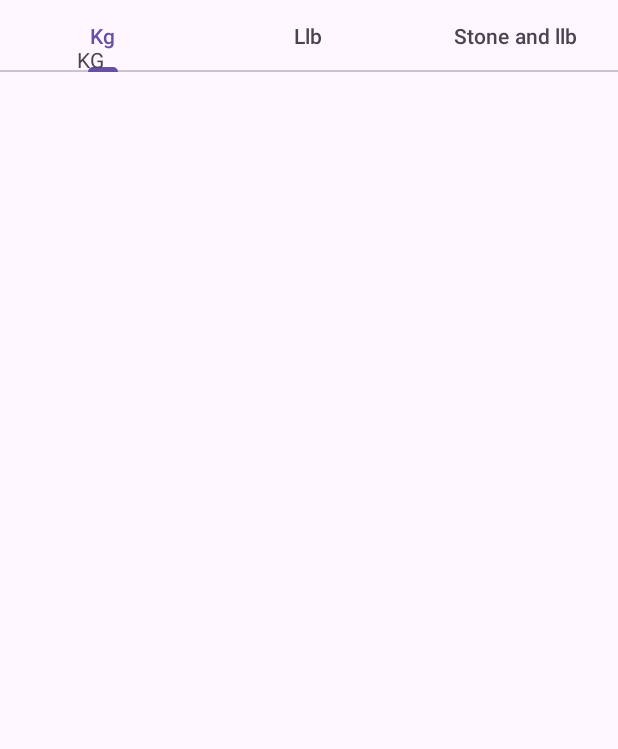
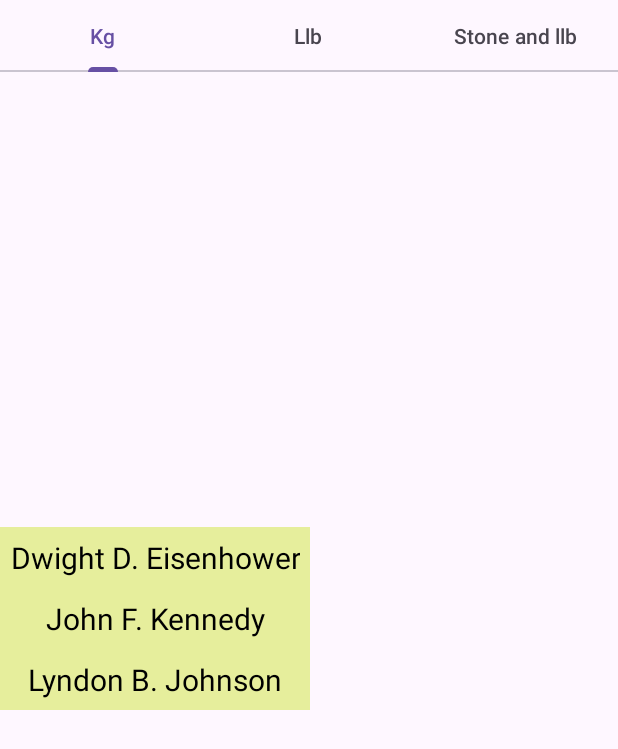
Before and after one commit to Sarah-L-Prentice/weight-loss-buddy, an Android app: the ScreenSliderPagerActivity screen opened directly, with no data from a screen before it, on a phone screen of 412 x 824 dp. Shown: the top 749 px of the screen. Run offline under Robolectric (Android 15) with nearby library versions, the phone set to English and light mode, and no system bars.

Commit message:
Create table on the fly

```diff
--- a/app/src/main/java/com/prenticeweb/weightlossbuddy/activity/ScreenSlidePagerAdapter.java
+++ b/app/src/main/java/com/prenticeweb/weightlossbuddy/activity/ScreenSlidePagerAdapter.java
@@ -3,8 +3,6 @@ package com.prenticeweb.weightlossbuddy.activity;
 import androidx.annotation.NonNull;
 import androidx.fragment.app.Fragment;
 import androidx.fragment.app.FragmentActivity;
-import androidx.fragment.app.FragmentManager;
-import androidx.lifecycle.Lifecycle;
 import androidx.viewpager2.adapter.FragmentStateAdapter;
 
 public class ScreenSlidePagerAdapter extends FragmentStateAdapter {
--- a/app/src/main/java/com/prenticeweb/weightlossbuddy/activity/ScreenSliderPagerActivity.java
+++ b/app/src/main/java/com/prenticeweb/weightlossbuddy/activity/ScreenSliderPagerActivity.java
@@ -20,12 +20,12 @@ public class ScreenSliderPagerActivity extends FragmentActivity {
     protected void onCreate(Bundle savedInstanceState) {
         super.onCreate(savedInstanceState);
         setContentView(R.layout.activity_screen_slider);
+        initPagerAdapter();
+        initViewPager();
+        initTabLayout();
+    }
 
-        viewPager = findViewById(R.id.pager);
-        pagerAdapter = new ScreenSlidePagerAdapter(this, 3);
-        viewPager.setAdapter(pagerAdapter);
-        viewPager.setPageTransformer(new ZoomOutPageTransformer());
-
+    private void initTabLayout() {
         tabLayout = findViewById(R.id.tab_layout);
         tabLayout.addOnTabSelectedListener(new TabLayout.OnTabSelectedListener() {
 
@@ -54,6 +54,16 @@ public class ScreenSliderPagerActivity extends FragmentActivity {
         });
     }
 
+    private void initPagerAdapter() {
+        pagerAdapter = new ScreenSlidePagerAdapter(this, 3);
+    }
+
+    private void initViewPager() {
+        viewPager = findViewById(R.id.pager);
+        viewPager.setAdapter(pagerAdapter);
+        viewPager.setPageTransformer(new ZoomOutPageTransformer());
+    }
+
     @Override
     public void onBackPressed() {
         if (viewPager.getCurrentItem() == 0) {
--- a/app/src/main/java/com/prenticeweb/weightlossbuddy/activity/Tab1.java
+++ b/app/src/main/java/com/prenticeweb/weightlossbuddy/activity/Tab1.java
@@ -1,12 +1,19 @@
 package com.prenticeweb.weightlossbuddy.activity;
 
+import android.content.Context;
+import android.graphics.Color;
 import android.os.Bundle;
 
 import androidx.fragment.app.Fragment;
 
+import android.view.Gravity;
 import android.view.LayoutInflater;
 import android.view.View;
 import android.view.ViewGroup;
+import android.widget.ScrollView;
+import android.widget.TableLayout;
+import android.widget.TableRow;
+import android.widget.TextView;
 
 import com.prenticeweb.weightlossbuddy.R;
 
@@ -55,12 +62,36 @@ public class Tab1 extends Fragment {
             mParam1 = getArguments().getString(ARG_PARAM1);
             mParam2 = getArguments().getString(ARG_PARAM2);
         }
+
     }
 
     @Override
     public View onCreateView(LayoutInflater inflater, ViewGroup container,
                              Bundle savedInstanceState) {
         // Inflate the layout for this fragment
-        return inflater.inflate(R.layout.fragment_tab_1, container, false);
+        View rootView = inflater.inflate(R.layout.fragment_tab_1, container, false);
+
+        //random data
+        String[] presidents = {"Dwight D. Eisenhower", "John F. Kennedy",
+                "Lyndon B. Johnson"};
+
+        Context context = getActivity();
+
+        TableLayout tableLayout = rootView.findViewById(R.id.tableLayout1);
+
+        for (int i = 0; i < presidents.length; i++) {
+            TableRow tableRow = new TableRow(context);
+            TextView textView = new TextView(context);
+            textView.setPadding(10, 10, 10, 10);
+            textView.setGravity(Gravity.CENTER);
+            textView.setText(presidents[i]);
+            textView.setTextColor(Color.BLACK);
+            textView.setTextSize(20);
+            textView.setBackgroundResource(R.color.lightYellow);
+            tableRow.addView(textView);
+            tableLayout.addView(tableRow);
+        }
+        return rootView;
     }
+
 }
--- a/app/src/main/res/layout/fragment_tab_1.xml
+++ b/app/src/main/res/layout/fragment_tab_1.xml
@@ -7,16 +7,18 @@
     android:layout_height="match_parent"
     tools:context=".activity.Tab1">
 
-    <!-- TODO: Update blank fragment layout -->
-    <TextView
-        android:id="@+id/textView"
-        android:layout_width="309dp"
-        android:layout_height="51dp"
-        android:text="@string/kg"
+<!--    <ScrollView-->
+<!--        android:id="@+id/scrollView"-->
+<!--        android:layout_width="363dp"-->
+<!--        android:layout_height="672dp"-->
+<!--        app:layout_constraintEnd_toStartOf="parent"-->
+<!--        app:layout_constraintTop_toBottomOf="parent">-->
+    <TableLayout
+        android:id="@+id/tableLayout1"
+        android:layout_width="match_parent"
+        android:layout_height="wrap_content"
         app:layout_constraintBottom_toBottomOf="parent"
-        app:layout_constraintEnd_toEndOf="parent"
-        app:layout_constraintStart_toStartOf="parent"
         app:layout_constraintTop_toTopOf="parent"
-        app:layout_constraintVertical_bias="0.039" />
-
+        tools:layout_editor_absoluteX="16dp" />
+    <!--    </ScrollView>-->
 </androidx.constraintlayout.widget.ConstraintLayout>
--- a/app/src/main/res/layout/fragment_tab_2.xml
+++ b/app/src/main/res/layout/fragment_tab_2.xml
@@ -9,6 +9,6 @@
     <TextView
         android:layout_width="match_parent"
         android:layout_height="match_parent"
-        android:text="@string/llb" />
+        android:text="@string/lb" />
 
 </FrameLayout>
--- a/app/src/main/res/values/colors.xml
+++ b/app/src/main/res/values/colors.xml
@@ -2,4 +2,5 @@
 <resources>
     <color name="black">#FF000000</color>
     <color name="white">#FFFFFFFF</color>
+    <color name="lightYellow">#E6EE9C</color>
 </resources>
--- a/app/src/main/res/values/strings.xml
+++ b/app/src/main/res/values/strings.xml
@@ -2,7 +2,7 @@
     <string name="app_name">Weight Loss Buddy</string>
     <!-- TODO: Remove or change this placeholder text -->
     <string name="kg">KG</string>
-    <string name="llb">LLB</string>
-    <string name="StoneAndLlbs">Stone and Llb</string>
+    <string name="lb">LB</string>
+    <string name="StoneAndLlbs">Stone and lb</string>
     <string name="navigate_to_sliding_tabs_screen">Go to weight tracker</string>
 </resources>
```
